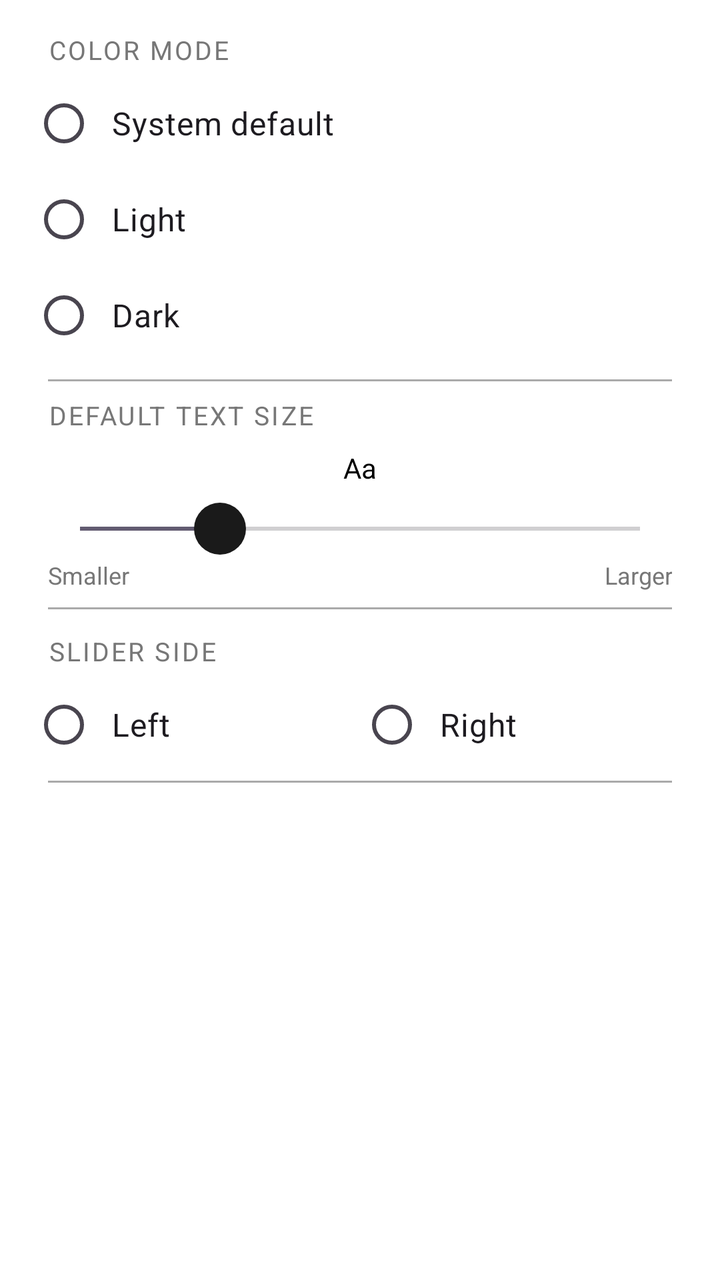
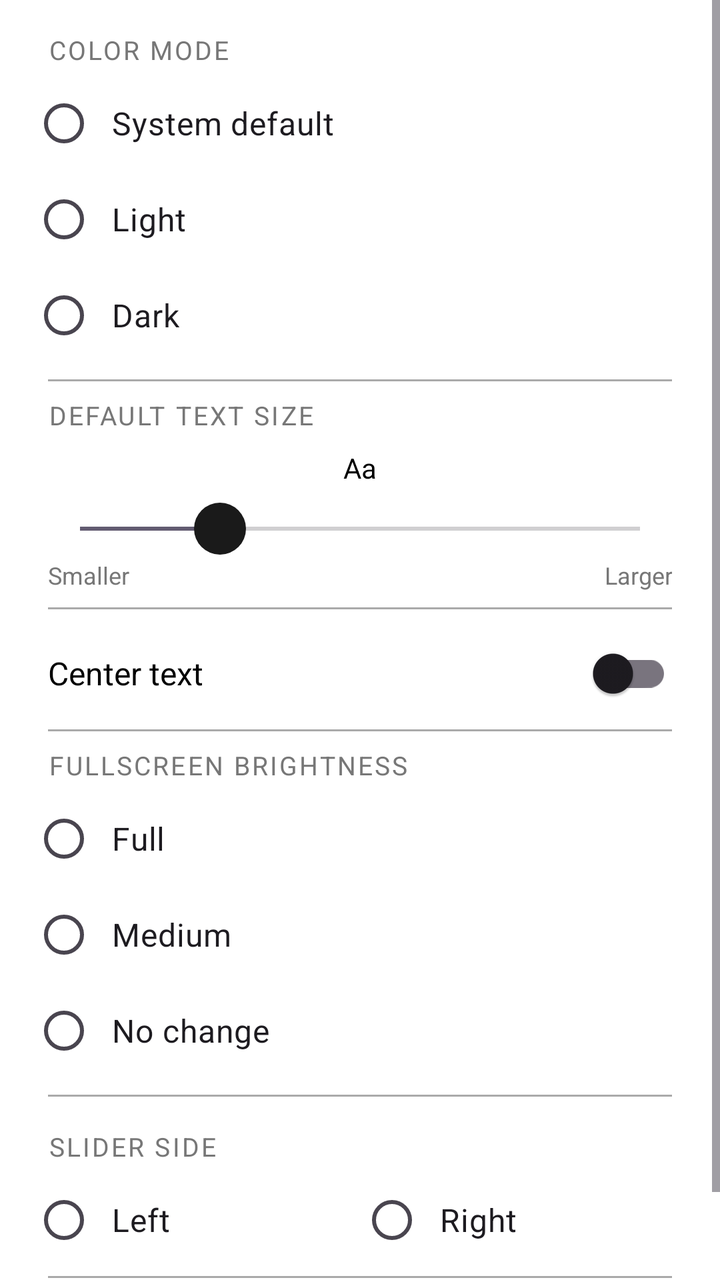

The first picture is an Android layout as it rendered before a commit; the second is the same layout after the commit. The layout source and the unified diff follow.
<!-- AndroidManifest.xml: application theme Theme.EmbiggenIt -->
<!-- res/layout/dialog_settings.xml -->
<?xml version="1.0" encoding="utf-8"?>
<ScrollView
    xmlns:android="http://schemas.android.com/apk/res/android"
    android:layout_width="match_parent"
    android:layout_height="wrap_content">

  <LinearLayout
    android:layout_width="match_parent"
    android:layout_height="wrap_content"
    android:orientation="vertical"
    android:padding="8dp">

    
    <TextView
        android:layout_width="match_parent"
        android:layout_height="wrap_content"
        android:text="@string/settings_color_mode_label"
        android:textSize="13sp"
        android:textAllCaps="true"
        android:letterSpacing="0.08"
        android:textColor="@color/text_hint"
        android:paddingStart="16dp"
        android:paddingEnd="16dp"
        android:paddingTop="8dp"
        android:paddingBottom="4dp" />

    <RadioGroup
        android:id="@+id/colorModeGroup"
        android:layout_width="match_parent"
        android:layout_height="wrap_content"
        android:orientation="vertical"
        android:paddingStart="8dp"
        android:paddingEnd="8dp">

        <RadioButton
            android:id="@+id/radioSystem"
            android:layout_width="match_parent"
            android:layout_height="48dp"
            android:text="@string/settings_mode_system"
            android:textSize="16sp"
            android:paddingStart="8dp" />

        <RadioButton
            android:id="@+id/radioLight"
            android:layout_width="match_parent"
            android:layout_height="48dp"
            android:text="@string/settings_mode_light"
            android:textSize="16sp"
            android:paddingStart="8dp" />

        <RadioButton
            android:id="@+id/radioDark"
            android:layout_width="match_parent"
            android:layout_height="48dp"
            android:text="@string/settings_mode_dark"
            android:textSize="16sp"
            android:paddingStart="8dp" />

    </RadioGroup>

    
    <View
        android:layout_width="match_parent"
        android:layout_height="1dp"
        android:background="@color/divider"
        android:layout_marginTop="8dp"
        android:layout_marginBottom="8dp"
        android:layout_marginStart="16dp"
        android:layout_marginEnd="16dp" />

    
    <TextView
        android:layout_width="match_parent"
        android:layout_height="wrap_content"
        android:text="@string/settings_text_size_label"
        android:textSize="13sp"
        android:textAllCaps="true"
        android:letterSpacing="0.08"
        android:textColor="@color/text_hint"
        android:paddingStart="16dp"
        android:paddingEnd="16dp"
        android:paddingBottom="8dp" />

    
    <TextView
        android:id="@+id/textSizePreview"
        android:layout_width="match_parent"
        android:layout_height="wrap_content"
        android:text="@string/settings_text_size_preview"
        android:textColor="@color/text_primary"
        android:gravity="center"
        android:paddingBottom="8dp" />

    <SeekBar
        android:id="@+id/textSizeSeekBarSettings"
        android:layout_width="match_parent"
        android:layout_height="wrap_content"
        android:layout_marginStart="16dp"
        android:layout_marginEnd="16dp"
        android:max="64"
        android:progress="16"
        android:thumb="@drawable/seekbar_thumb"
        android:splitTrack="false" />

    
    <LinearLayout
        android:layout_width="match_parent"
        android:layout_height="wrap_content"
        android:orientation="horizontal"
        android:paddingStart="16dp"
        android:paddingEnd="16dp"
        android:paddingTop="2dp"
        android:paddingBottom="4dp">

        <TextView
            android:layout_width="0dp"
            android:layout_height="wrap_content"
            android:layout_weight="1"
            android:text="@string/settings_text_size_small"
            android:textSize="12sp"
            android:textColor="@color/text_hint" />

        <TextView
            android:layout_width="0dp"
            android:layout_height="wrap_content"
            android:layout_weight="1"
            android:text="@string/settings_text_size_large"
            android:textSize="12sp"
            android:textColor="@color/text_hint"
            android:gravity="end" />

    </LinearLayout>

    
    <View
        android:layout_width="match_parent"
        android:layout_height="1dp"
        android:background="@color/divider"
        android:layout_marginTop="4dp"
        android:layout_marginBottom="4dp"
        android:layout_marginStart="16dp"
        android:layout_marginEnd="16dp" />

    
    <TextView
        android:layout_width="match_parent"
        android:layout_height="wrap_content"
        android:text="@string/settings_slider_side_label"
        android:textSize="13sp"
        android:textAllCaps="true"
        android:letterSpacing="0.08"
        android:textColor="@color/text_hint"
        android:paddingStart="16dp"
        android:paddingEnd="16dp"
        android:paddingTop="8dp"
        android:paddingBottom="4dp" />

    <RadioGroup
        android:id="@+id/sliderSideGroup"
        android:layout_width="match_parent"
        android:layout_height="wrap_content"
        android:orientation="horizontal"
        android:paddingStart="8dp"
        android:paddingEnd="8dp">

      <RadioButton
          android:id="@+id/radioSliderLeft"
          android:layout_width="0dp"
          android:layout_height="48dp"
          android:layout_weight="1"
          android:text="@string/settings_slider_side_left"
          android:textSize="16sp"
          android:paddingStart="8dp" />

      <RadioButton
          android:id="@+id/radioSliderRight"
          android:layout_width="0dp"
          android:layout_height="48dp"
          android:layout_weight="1"
          android:text="@string/settings_slider_side_right"
          android:textSize="16sp"
          android:paddingStart="8dp" />

    </RadioGroup>
    
    
    <View
        android:layout_width="match_parent"
        android:layout_height="1dp"
        android:background="@color/divider"
        android:layout_marginTop="4dp"
        android:layout_marginBottom="4dp"
        android:layout_marginStart="16dp"
        android:layout_marginEnd="16dp" />

    
    <TextView
        android:id="@+id/versionText"
        android:layout_width="match_parent"
        android:layout_height="wrap_content"
        android:textSize="12sp"
        android:textColor="@color/text_hint"
        android:gravity="center"
        android:paddingTop="8dp"
        android:paddingBottom="12dp" />

  </LinearLayout>
</ScrollView>
<!-- resources referenced by this layout -->
<resources>
  <color name="divider">#AAAAAA</color>
  <color name="text_hint">#777777</color>
  <color name="text_primary">#000000</color>
  <!-- drawable seekbar_thumb (drawable) -->
  <?xml version="1.0" encoding="utf-8"?>
  <shape xmlns:android="http://schemas.android.com/apk/res/android"
      android:shape="oval">
      <solid android:color="?attr/colorPrimary" />
      <size android:width="26dp" android:height="26dp" />
  </shape>
  <string name="settings_color_mode_label">Color Mode</string>
  <string name="settings_mode_dark">Dark</string>
  <string name="settings_mode_light">Light</string>
  <string name="settings_mode_system">System default</string>
  <string name="settings_slider_side_label">Slider Side</string>
  <string name="settings_slider_side_left">Left</string>
  <string name="settings_slider_side_right">Right</string>
  <string name="settings_text_size_label">Default Text Size</string>
  <string name="settings_text_size_large">Larger</string>
  <string name="settings_text_size_preview">Aa</string>
  <string name="settings_text_size_small">Smaller</string>
  <style name="Theme.EmbiggenIt" parent="Theme.Material3.Light.NoActionBar">
          <item name="colorPrimary">@color/colorPrimary</item>
          <item name="colorPrimaryVariant">@color/colorPrimaryVariant</item>
          <item name="colorOnPrimary">@color/colorOnPrimary</item>
          <item name="android:windowBackground">@color/background</item>
          <item name="android:statusBarColor">@color/background</item>
          <item name="android:navigationBarColor">@color/background</item>
          <item name="android:windowLightStatusBar">true</item>
      </style>
  <color name="colorPrimary">#1A1A1A</color>
  <color name="colorPrimaryVariant">#333333</color>
  <color name="colorOnPrimary">#FFFFFF</color>
  <color name="background">#FFFFFF</color>
</resources>

<!-- the commit's change to res/layout/dialog_settings.xml (unified diff, before → after) -->
@@ -137,7 +137,98 @@
         android:layout_height="1dp"
         android:background="@color/divider"
         android:layout_marginTop="4dp"
-        android:layout_marginBottom="4dp"
+        android:layout_marginBottom="8dp"
+        android:layout_marginStart="16dp"
+        android:layout_marginEnd="16dp" />
+
+    
+    <LinearLayout
+        android:layout_width="match_parent"
+        android:layout_height="48dp"
+        android:orientation="horizontal"
+        android:gravity="center_vertical"
+        android:paddingStart="16dp"
+        android:paddingEnd="16dp">
+
+        <TextView
+            android:layout_width="0dp"
+            android:layout_height="wrap_content"
+            android:layout_weight="1"
+            android:text="@string/settings_center_text"
+            android:textSize="16sp"
+            android:textColor="@color/text_primary" />
+
+        <androidx.appcompat.widget.SwitchCompat
+            android:id="@+id/centerTextSwitch"
+            android:layout_width="wrap_content"
+            android:layout_height="wrap_content" />
+
+    </LinearLayout>
+    
+    
+    <View
+        android:layout_width="match_parent"
+        android:layout_height="1dp"
+        android:background="@color/divider"
+        android:layout_marginTop="4dp"
+        android:layout_marginBottom="8dp"
+        android:layout_marginStart="16dp"
+        android:layout_marginEnd="16dp" />
+
+    
+    <TextView
+        android:layout_width="match_parent"
+        android:layout_height="wrap_content"
+        android:text="@string/settings_brightness_label"
+        android:textSize="13sp"
+        android:textAllCaps="true"
+        android:letterSpacing="0.08"
+        android:textColor="@color/text_hint"
+        android:paddingStart="16dp"
+        android:paddingEnd="16dp"
+        android:paddingBottom="4dp" />
+
+    <RadioGroup
+        android:id="@+id/brightnessGroup"
+        android:layout_width="match_parent"
+        android:layout_height="wrap_content"
+        android:orientation="vertical"
+        android:paddingStart="8dp"
+        android:paddingEnd="8dp">
+
+        <RadioButton
+            android:id="@+id/radioBrightnessFull"
+            android:layout_width="match_parent"
+            android:layout_height="48dp"
+            android:text="@string/settings_brightness_full"
+            android:textSize="16sp"
+            android:paddingStart="8dp" />
+
+        <RadioButton
+            android:id="@+id/radioBrightnessMedium"
+            android:layout_width="match_parent"
+            android:layout_height="48dp"
+            android:text="@string/settings_brightness_medium"
+            android:textSize="16sp"
+            android:paddingStart="8dp" />
+
+        <RadioButton
+            android:id="@+id/radioBrightnessNoChange"
+            android:layout_width="match_parent"
+            android:layout_height="48dp"
+            android:text="@string/settings_brightness_no_change"
+            android:textSize="16sp"
+            android:paddingStart="8dp" />
+
+    </RadioGroup>
+
+    
+    <View
+        android:layout_width="match_parent"
+        android:layout_height="1dp"
+        android:background="@color/divider"
+        android:layout_marginTop="8dp"
+        android:layout_marginBottom="8dp"
         android:layout_marginStart="16dp"
         android:layout_marginEnd="16dp" />
 
<!-- resource entries referenced after the edit -->
@@ -10,6 +10,11 @@
       <solid android:color="?attr/colorPrimary" />
       <size android:width="26dp" android:height="26dp" />
   </shape>
+  <string name="settings_brightness_full">Full</string>
+  <string name="settings_brightness_label">Fullscreen Brightness</string>
+  <string name="settings_brightness_medium">Medium</string>
+  <string name="settings_brightness_no_change">No change</string>
+  <string name="settings_center_text">Center text</string>
   <string name="settings_color_mode_label">Color Mode</string>
   <string name="settings_mode_dark">Dark</string>
   <string name="settings_mode_light">Light</string>
